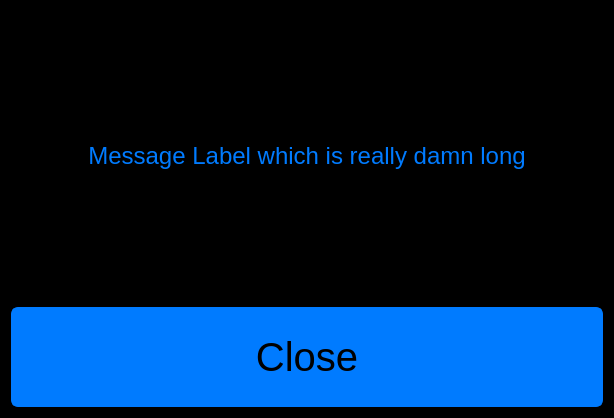
Qt form ui_elements/customdialog.ui (AndreWohnsland/CocktailBerry) before a commit.
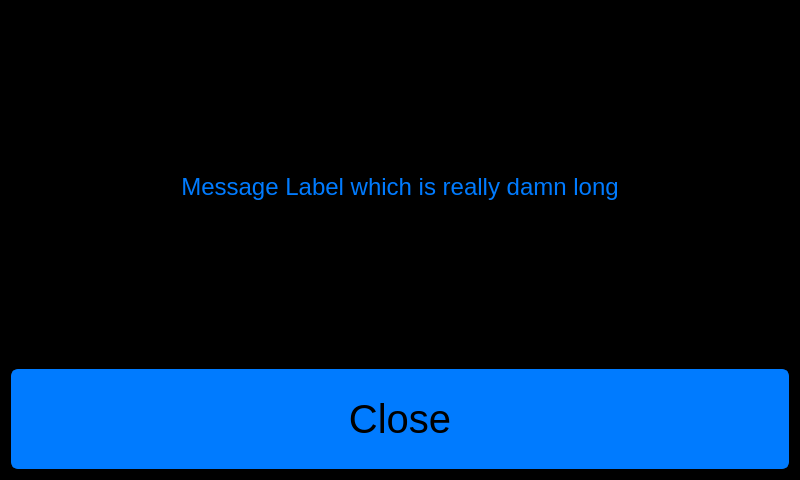
The same form after that commit.

Commit message: Set to predefined screen constraints

Patch:
```diff
--- a/ui_elements/customdialog.ui
+++ b/ui_elements/customdialog.ui
@@ -6,8 +6,8 @@
    <rect>
     <x>0</x>
     <y>0</y>
-    <width>614</width>
-    <height>418</height>
+    <width>800</width>
+    <height>480</height>
    </rect>
   </property>
   <property name="windowTitle">
```
The commit also changes 2 other files.
